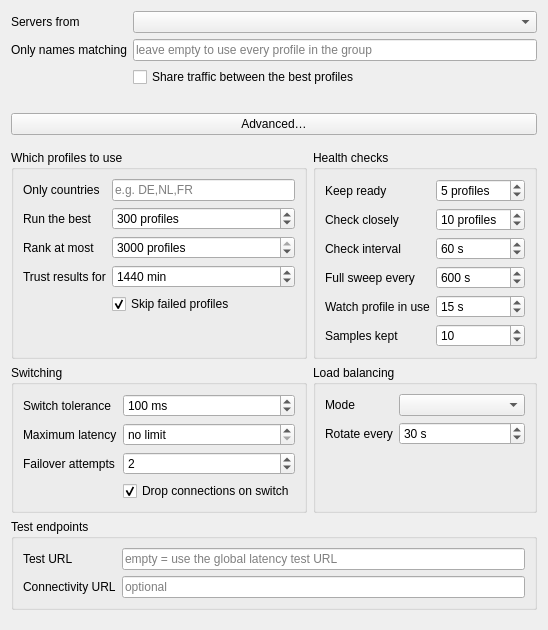
Above: include/ui/profile/edit_autoselector.ui from 0-Kutya-0/Throne before the change. Below: the same form after it.
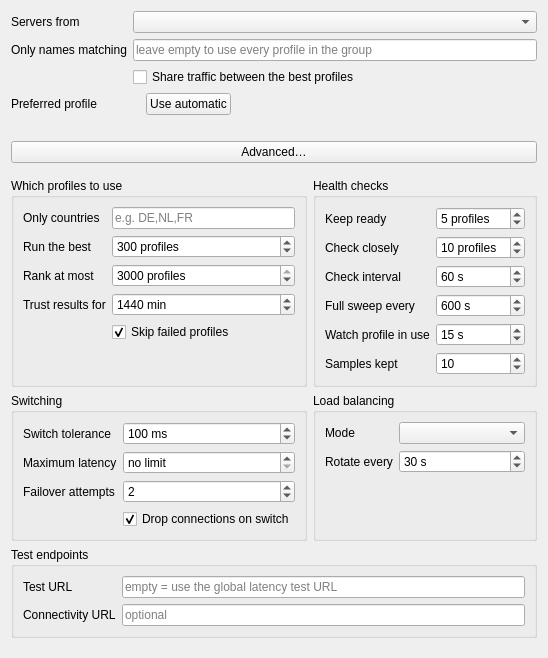
That is the form after the change.

What changed in the file:
```diff
--- a/include/ui/profile/edit_autoselector.ui
+++ b/include/ui/profile/edit_autoselector.ui
@@ -52,7 +52,51 @@
        </property>
       </widget>
      </item>
+     <item row="3" column="0">
+      <widget class="QLabel" name="pinned_l">
+       <property name="text">
+        <string>Preferred profile</string>
+       </property>
+      </widget>
+     </item>
      <item row="3" column="1">
+      <layout class="QHBoxLayout" name="pinned_layout">
+       <item>
+        <widget class="QLabel" name="pinned_name">
+         <property name="text">
+          <string/>
+         </property>
+         <property name="wordWrap">
+          <bool>true</bool>
+         </property>
+        </widget>
+       </item>
+       <item>
+        <widget class="QPushButton" name="pinned_clear">
+         <property name="text">
+          <string>Use automatic</string>
+         </property>
+         <property name="toolTip">
+          <string>Stop preferring this profile and let the selector choose on measurements again.</string>
+         </property>
+        </widget>
+       </item>
+       <item>
+        <spacer name="pinned_spacer">
+         <property name="orientation">
+          <enum>Qt::Horizontal</enum>
+         </property>
+         <property name="sizeHint" stdset="0">
+          <size>
+           <width>0</width>
+           <height>0</height>
+          </size>
+         </property>
+        </spacer>
+       </item>
+      </layout>
+     </item>
+     <item row="4" column="1">
       <widget class="QLabel" name="plan_summary">
        <property name="text">
         <string/>
```
